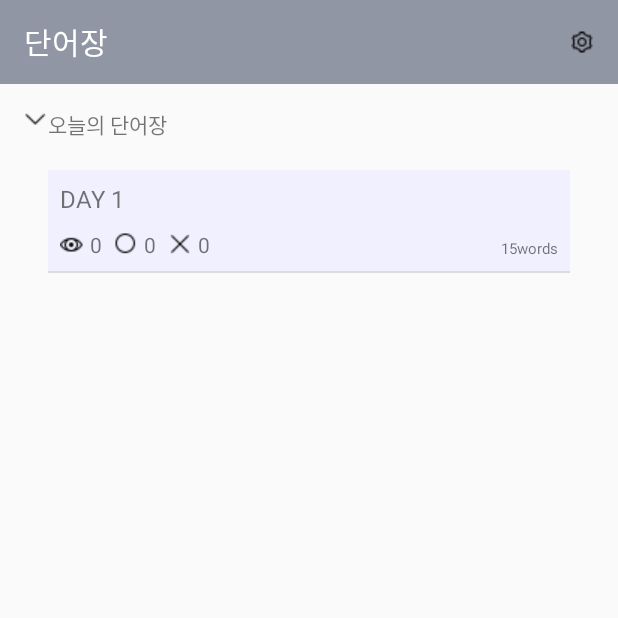
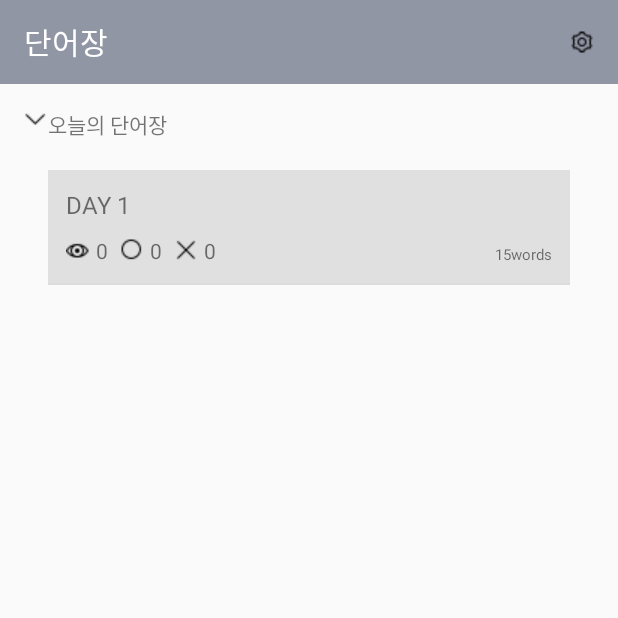
Before and after one commit to JooHui-void/-android-EnglishVocabulary-App, an Android app: the MainWordbookActivity screen opened directly, with no data from a screen before it, after a tap on "오늘의 단어장", on a phone screen of 412 x 824 dp, the top half of it. Run offline under Robolectric (Android 15) with nearby library versions, the phone set to English and light mode, and no system bars; our stand-ins replace Room's generated code.

Commit message:
wordbook

```diff
--- a/app/src/main/res/layout/custom_wordbook_item.xml
+++ b/app/src/main/res/layout/custom_wordbook_item.xml
@@ -2,9 +2,9 @@
 <RelativeLayout xmlns:android="http://schemas.android.com/apk/res/android"
     android:layout_width="match_parent"
     android:layout_height="wrap_content"
-    android:padding="8dp"
-    android:layout_margin="8dp"
-    android:background="#f0f0f0ff">
+    android:padding="12dp"
+    android:layout_margin="16dp"
+    android:background="@color/gray">
 
     <TextView
         android:id="@+id/custom_wordbook_day"
```
